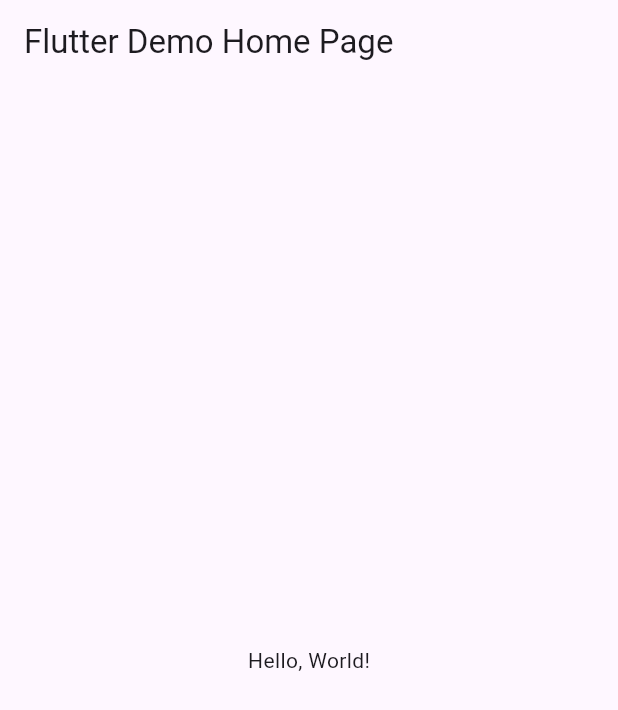
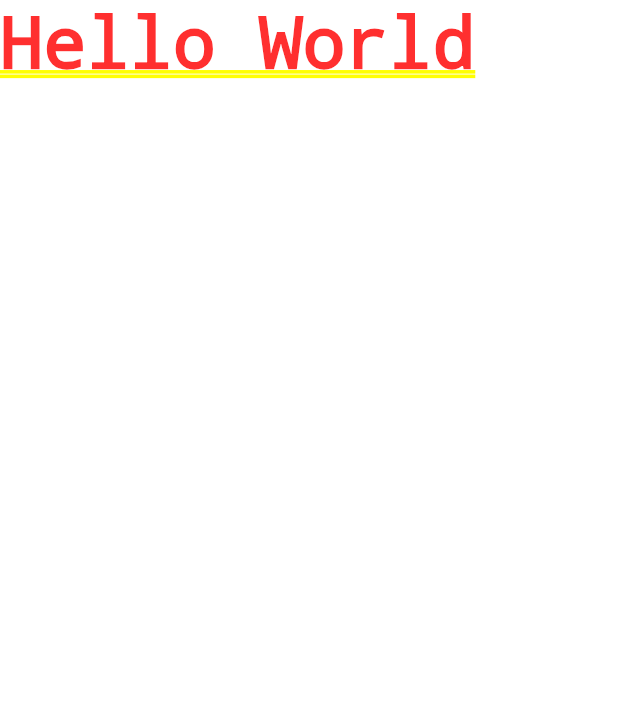
Before and after one commit to femi-tobi/MY_FIRST_PROJ, a Flutter app: the screen it shows after launch, on a phone screen of 412 x 824 dp. Shown: the top 710 px of the screen. Run offline on Flutter 3.47's test engine with Material 3 defaults, Android fonts, the phone set to English and light mode, and no system bars.

Commit message:
hello world

```diff
--- a/lib/main.dart
+++ b/lib/main.dart
@@ -1,43 +1,5 @@
 import 'package:flutter/material.dart';
 
-void main() => runApp(MyApp());
-
-class MyApp extends StatelessWidget {
-  const MyApp({super.key});
-  // This widget is the root of your application.
-  @override
-  Widget build(BuildContext context) {
-    return MaterialApp(
-      // Application name
-      title: 'Flutter Hello World',
-      // Application theme data, you can set the colors for the application as
-      // you want
-      theme: ThemeData(
-        // useMaterial3: false,
-        primarySwatch: Colors.yellow,
-      ),
-      // A widget which will be started on application startup
-      home: MyHomePage(title: 'Flutter Demo Home Page'),
-    );
-  }
-}
-
-class MyHomePage extends StatelessWidget {
-  final String title;
-  const MyHomePage({super.key, required this.title});
-
-  @override
-  Widget build(BuildContext context) {
-    return Scaffold(
-      appBar: AppBar(
-        // The title text which will be shown on the action bar
-        title: Text(title),
-      ),
-      body: Center(
-        child: Text(
-          'Hello, World!',
-        ),
-      ),
-    );
-  }
-}
+void main() => runApp(MaterialApp(
+      home: Text('Hello World'),
+    ));
```
